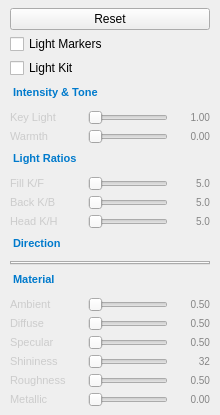
thermeng/SciRender, file src/ui/lighting_page.ui: the form before one commit.
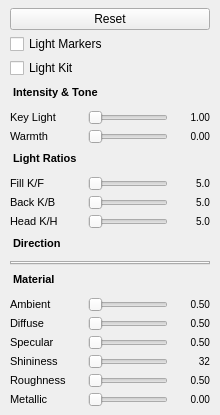
The form after the commit.

Commit message: Strip hardcoded dark-theme colors from .ui files for light/dark palette support

```diff
--- a/src/ui/lighting_page.ui
+++ b/src/ui/lighting_page.ui
@@ -56,7 +56,7 @@
       <string>Intensity &amp; Tone</string>
      </property>
      <property name="styleSheet">
-      <string notr="true">font-size: 11px; font-weight: bold; color: #007acc; padding: 4px 0 6px 0; border-bottom: 1px solid #3c3c3c;</string>
+      <string notr="true">font-size: 11px; font-weight: bold;  padding: 4px 0 6px 0; border-bottom: 1px solid #3c3c3c;</string>
      </property>
     </widget>
    </item>
@@ -73,7 +73,7 @@
         <property name="text"><string>Key Light</string></property>
         <property name="minimumSize"><size><width>72</width><height>0</height></size></property>
         <property name="maximumSize"><size><width>72</width><height>16777215</height></size></property>
-        <property name="styleSheet"><string notr="true">font-size: 11px; color: #cccccc;</string></property>
+        <property name="styleSheet"><string notr="true">font-size: 11px; </string></property>
         <property name="alignment"><set>Qt::AlignLeft|Qt::AlignVCenter</set></property>
        </widget>
       </item>
@@ -87,7 +87,7 @@
         <property name="text"><string>1.00</string></property>
         <property name="minimumSize"><size><width>36</width><height>0</height></size></property>
         <property name="maximumSize"><size><width>36</width><height>16777215</height></size></property>
-        <property name="styleSheet"><string notr="true">font-size: 10px; color: #858585;</string></property>
+        <property name="styleSheet"><string notr="true">font-size: 10px; </string></property>
         <property name="alignment"><set>Qt::AlignRight|Qt::AlignVCenter</set></property>
        </widget>
       </item>
@@ -107,7 +107,7 @@
         <property name="text"><string>Warmth</string></property>
         <property name="minimumSize"><size><width>72</width><height>0</height></size></property>
         <property name="maximumSize"><size><width>72</width><height>16777215</height></size></property>
-        <property name="styleSheet"><string notr="true">font-size: 11px; color: #cccccc;</string></property>
+        <property name="styleSheet"><string notr="true">font-size: 11px; </string></property>
         <property name="alignment"><set>Qt::AlignLeft|Qt::AlignVCenter</set></property>
        </widget>
       </item>
@@ -121,7 +121,7 @@
         <property name="text"><string>0.00</string></property>
         <property name="minimumSize"><size><width>36</width><height>0</height></size></property>
         <property name="maximumSize"><size><width>36</width><height>16777215</height></size></property>
-        <property name="styleSheet"><string notr="true">font-size: 10px; color: #858585;</string></property>
+        <property name="styleSheet"><string notr="true">font-size: 10px; </string></property>
         <property name="alignment"><set>Qt::AlignRight|Qt::AlignVCenter</set></property>
        </widget>
       </item>
@@ -134,7 +134,7 @@
       <string>Light Ratios</string>
      </property>
      <property name="styleSheet">
-      <string notr="true">font-size: 11px; font-weight: bold; color: #007acc; padding: 4px 0 6px 0; border-bottom: 1px solid #3c3c3c;</string>
+      <string notr="true">font-size: 11px; font-weight: bold;  padding: 4px 0 6px 0; border-bottom: 1px solid #3c3c3c;</string>
      </property>
     </widget>
    </item>
@@ -151,7 +151,7 @@
         <property name="text"><string>Fill K/F</string></property>
         <property name="minimumSize"><size><width>72</width><height>0</height></size></property>
         <property name="maximumSize"><size><width>72</width><height>16777215</height></size></property>
-        <property name="styleSheet"><string notr="true">font-size: 11px; color: #cccccc;</string></property>
+        <property name="styleSheet"><string notr="true">font-size: 11px; </string></property>
         <property name="alignment"><set>Qt::AlignLeft|Qt::AlignVCenter</set></property>
        </widget>
       </item>
@@ -165,7 +165,7 @@
         <property name="text"><string>5.0</string></property>
         <property name="minimumSize"><size><width>36</width><height>0</height></size></property>
         <property name="maximumSize"><size><width>36</width><height>16777215</height></size></property>
-        <property name="styleSheet"><string notr="true">font-size: 10px; color: #858585;</string></property>
+        <property name="styleSheet"><string notr="true">font-size: 10px; </string></property>
         <property name="alignment"><set>Qt::AlignRight|Qt::AlignVCenter</set></property>
        </widget>
       </item>
@@ -185,7 +185,7 @@
         <property name="text"><string>Back K/B</string></property>
         <property name="minimumSize"><size><width>72</width><height>0</height></size></property>
         <property name="maximumSize"><size><width>72</width><height>16777215</height></size></property>
-        <property name="styleSheet"><string notr="true">font-size: 11px; color: #cccccc;</string></property>
+        <property name="styleSheet"><string notr="true">font-size: 11px; </string></property>
         <property name="alignment"><set>Qt::AlignLeft|Qt::AlignVCenter</set></property>
        </widget>
       </item>
@@ -199,7 +199,7 @@
         <property name="text"><string>5.0</string></property>
         <property name="minimumSize"><size><width>36</width><height>0</height></size></property>
         <property name="maximumSize"><size><width>36</width><height>16777215</height></size></property>
-        <property name="styleSheet"><string notr="true">font-size: 10px; color: #858585;</string></property>
+        <property name="styleSheet"><string notr="true">font-size: 10px; </string></property>
         <property name="alignment"><set>Qt::AlignRight|Qt::AlignVCenter</set></property>
        </widget>
       </item>
@@ -219,7 +219,7 @@
         <property name="text"><string>Head K/H</string></property>
         <property name="minimumSize"><size><width>72</width><height>0</height></size></property>
         <property name="maximumSize"><size><width>72</width><height>16777215</height></size></property>
-        <property name="styleSheet"><string notr="true">font-size: 11px; color: #cccccc;</string></property>
+        <property name="styleSheet"><string notr="true">font-size: 11px; </string></property>
         <property name="alignment"><set>Qt::AlignLeft|Qt::AlignVCenter</set></property>
        </widget>
       </item>
@@ -233,7 +233,7 @@
         <property name="text"><string>5.0</string></property>
         <property name="minimumSize"><size><width>36</width><height>0</height></size></property>
         <property name="maximumSize"><size><width>36</width><height>16777215</height></size></property>
-        <property name="styleSheet"><string notr="true">font-size: 10px; color: #858585;</string></property>
+        <property name="styleSheet"><string notr="true">font-size: 10px; </string></property>
         <property name="alignment"><set>Qt::AlignRight|Qt::AlignVCenter</set></property>
        </widget>
       </item>
@@ -246,7 +246,7 @@
       <string>Direction</string>
      </property>
      <property name="styleSheet">
-      <string notr="true">font-size: 11px; font-weight: bold; color: #007acc; padding: 4px 0 6px 0; border-bottom: 1px solid #3c3c3c;</string>
+      <string notr="true">font-size: 11px; font-weight: bold;  padding: 4px 0 6px 0; border-bottom: 1px solid #3c3c3c;</string>
      </property>
     </widget>
    </item>
@@ -259,7 +259,7 @@
       <string>Material</string>
      </property>
      <property name="styleSheet">
-      <string notr="true">font-size: 11px; font-weight: bold; color: #007acc; padding: 4px 0 6px 0; border-bottom: 1px solid #3c3c3c;</string>
+      <string notr="true">font-size: 11px; font-weight: bold;  padding: 4px 0 6px 0; border-bottom: 1px solid #3c3c3c;</string>
      </property>
     </widget>
    </item>
@@ -276,7 +276,7 @@
         <property name="text"><string>Ambient</string></property>
         <property name="minimumSize"><size><width>72</width><height>0</height></size></property>
         <property name="maximumSize"><size><width>72</width><height>16777215</height></size></property>
-        <property name="styleSheet"><string notr="true">font-size: 11px; color: #cccccc;</string></property>
+        <property name="styleSheet"><string notr="true">font-size: 11px; </string></property>
         <property name="alignment"><set>Qt::AlignLeft|Qt::AlignVCenter</set></property>
        </widget>
       </item>
@@ -290,7 +290,7 @@
         <property name="text"><string>0.50</string></property>
         <property name="minimumSize"><size><width>36</width><height>0</height></size></property>
         <property name="maximumSize"><size><width>36</width><height>16777215</height></size></property>
-        <property name="styleSheet"><string notr="true">font-size: 10px; color: #858585;</string></property>
+        <property name="styleSheet"><string notr="true">font-size: 10px; </string></property>
         <property name="alignment"><set>Qt::AlignRight|Qt::AlignVCenter</set></property>
        </widget>
       </item>
@@ -310,7 +310,7 @@
         <property name="text"><string>Diffuse</string></property>
         <property name="minimumSize"><size><width>72</width><height>0</height></size></property>
         <property name="maximumSize"><size><width>72</width><height>16777215</height></size></property>
-        <property name="styleSheet"><string notr="true">font-size: 11px; color: #cccccc;</string></property>
+        <property name="styleSheet"><string notr="true">font-size: 11px; </string></property>
         <property name="alignment"><set>Qt::AlignLeft|Qt::AlignVCenter</set></property>
        </widget>
       </item>
@@ -324,7 +324,7 @@
         <property name="text"><string>0.50</string></property>
         <property name="minimumSize"><size><width>36</width><height>0</height></size></property>
         <property name="maximumSize"><size><width>36</width><height>16777215</height></size></property>
-        <property name="styleSheet"><string notr="true">font-size: 10px; color: #858585;</string></property>
+        <property name="styleSheet"><string notr="true">font-size: 10px; </string></property>
         <property name="alignment"><set>Qt::AlignRight|Qt::AlignVCenter</set></property>
        </widget>
       </item>
@@ -344,7 +344,7 @@
         <property name="text"><string>Specular</string></property>
         <property name="minimumSize"><size><width>72</width><height>0</height></size></property>
         <property name="maximumSize"><size><width>72</width><height>16777215</height></size></property>
-        <property name="styleSheet"><string notr="true">font-size: 11px; color: #cccccc;</string></property>
+        <property name="styleSheet"><string notr="true">font-size: 11px; </string></property>
         <property name="alignment"><set>Qt::AlignLeft|Qt::AlignVCenter</set></property>
        </widget>
       </item>
@@ -358,7 +358,7 @@
         <property name="text"><string>0.50</string></property>
         <property name="minimumSize"><size><width>36</width><height>0</height></size></property>
         <property name="maximumSize"><size><width>36</width><height>16777215</height></size></property>
-        <property name="styleSheet"><string notr="true">font-size: 10px; color: #858585;</string></property>
+        <property name="styleSheet"><string notr="true">font-size: 10px; </string></property>
         <property name="alignment"><set>Qt::AlignRight|Qt::AlignVCenter</set></property>
        </widget>
       </item>
@@ -378,7 +378,7 @@
         <property name="text"><string>Shininess</string></property>
         <property name="minimumSize"><size><width>72</width><height>0</height></size></property>
         <property name="maximumSize"><size><width>72</width><height>16777215</height></size></property>
-        <property name="styleSheet"><string notr="true">font-size: 11px; color: #cccccc;</string></property>
+        <property name="styleSheet"><string notr="true">font-size: 11px; </string></property>
         <property name="alignment"><set>Qt::AlignLeft|Qt::AlignVCenter</set></property>
        </widget>
       </item>
@@ -392,7 +392,7 @@
         <property name="text"><string>32</string></property>
         <property name="minimumSize"><size><width>36</width><height>0</height></size></property>
         <property name="maximumSize"><size><width>36</width><height>16777215</height></size></property>
-        <property name="styleSheet"><string notr="true">font-size: 10px; color: #858585;</string></property>
+        <property name="styleSheet"><string notr="true">font-size: 10px; </string></property>
         <property name="alignment"><set>Qt::AlignRight|Qt::AlignVCenter</set></property>
        </widget>
       </item>
@@ -412,7 +412,7 @@
         <property name="text"><string>Roughness</string></property>
         <property name="minimumSize"><size><width>72</width><height>0</height></size></property>
         <property name="maximumSize"><size><width>72</width><height>16777215</height></size></property>
-        <property name="styleSheet"><string notr="true">font-size: 11px; color: #cccccc;</string></property>
+        <property name="styleSheet"><string notr="true">font-size: 11px; </string></property>
         <property name="alignment"><set>Qt::AlignLeft|Qt::AlignVCenter</set></property>
        </widget>
       </item>
@@ -426,7 +426,7 @@
         <property name="text"><string>0.50</string></property>
         <property name="minimumSize"><size><width>36</width><height>0</height></size></property>
         <property name="maximumSize"><size><width>36</width><height>16777215</height></size></property>
-        <property name="styleSheet"><string notr="true">font-size: 10px; color: #858585;</string></property>
+        <property name="styleSheet"><string notr="true">font-size: 10px; </string></property>
         <property name="alignment"><set>Qt::AlignRight|Qt::AlignVCenter</set></property>
        </widget>
       </item>
@@ -446,7 +446,7 @@
         <property name="text"><string>Metallic</string></property>
         <property name="minimumSize"><size><width>72</width><height>0</height></size></property>
         <property name="maximumSize"><size><width>72</width><height>16777215</height></size></property>
-        <property name="styleSheet"><string notr="true">font-size: 11px; color: #cccccc;</string></property>
+        <property name="styleSheet"><string notr="true">font-size: 11px; </string></property>
         <property name="alignment"><set>Qt::AlignLeft|Qt::AlignVCenter</set></property>
        </widget>
       </item>
@@ -460,7 +460,7 @@
         <property name="text"><string>0.00</string></property>
         <property name="minimumSize"><size><width>36</width><height>0</height></size></property>
         <property name="maximumSize"><size><width>36</width><height>16777215</height></size></property>
-        <property name="styleSheet"><string notr="true">font-size: 10px; color: #858585;</string></property>
+        <property name="styleSheet"><string notr="true">font-size: 10px; </string></property>
         <property name="alignment"><set>Qt::AlignRight|Qt::AlignVCenter</set></property>
        </widget>
       </item>
```
The commit also changes 7 other files.
